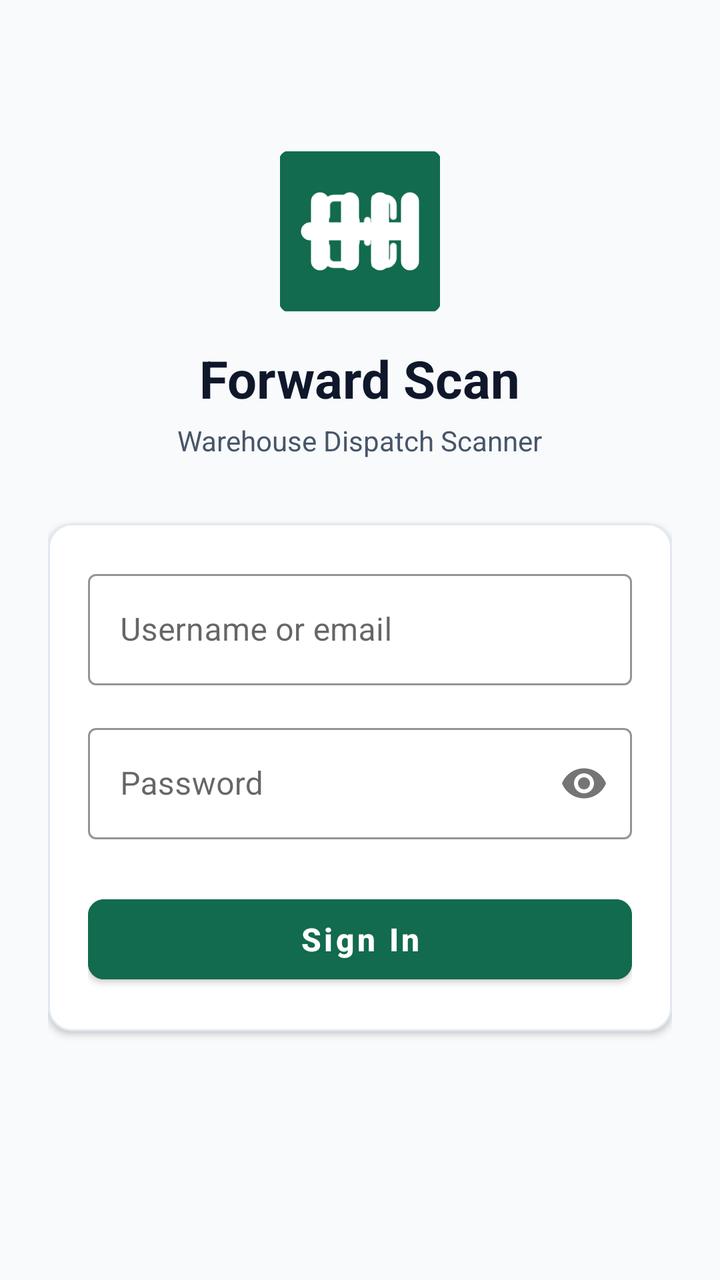
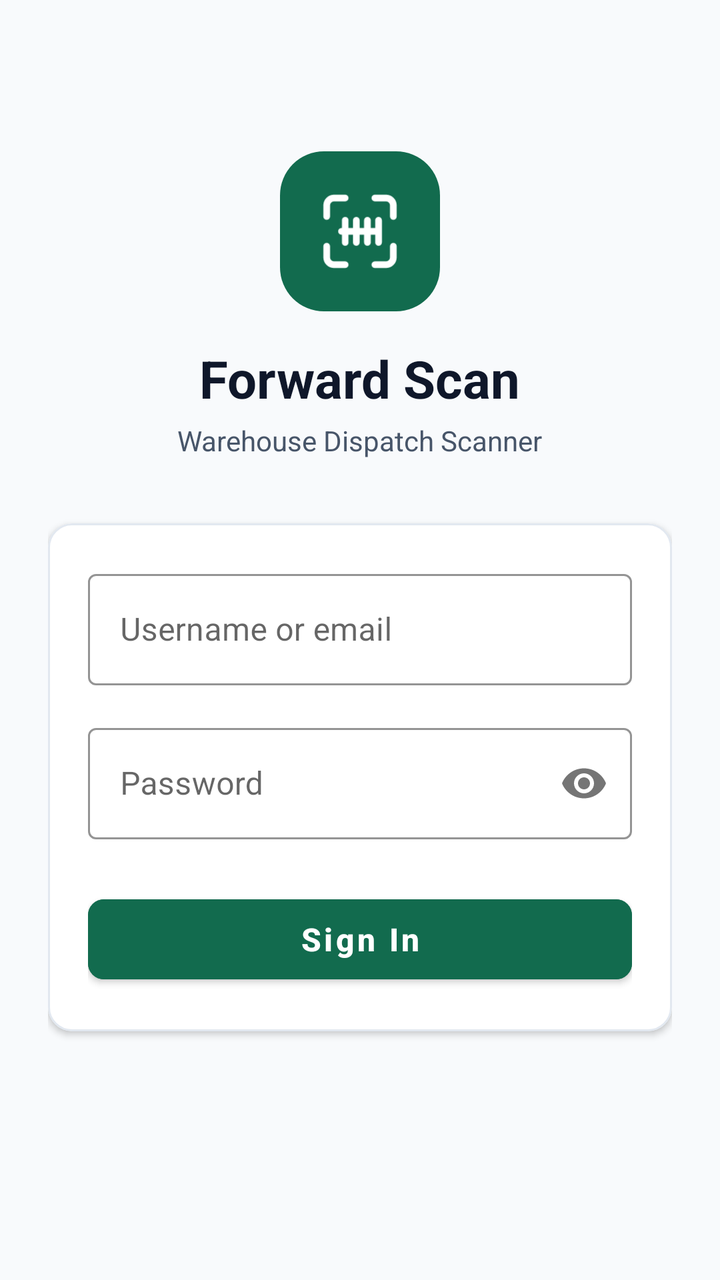

Screens rendered from an Android XML layout before and after an edit, with the pre-edit source and the edit as a unified diff.
<!-- AndroidManifest.xml: application theme Theme.ForwardScan -->
<!-- res/layout/activity_login.xml -->
<?xml version="1.0" encoding="utf-8"?>
<ScrollView xmlns:android="http://schemas.android.com/apk/res/android"
    xmlns:app="http://schemas.android.com/apk/res-auto"
    android:layout_width="match_parent"
    android:layout_height="match_parent"
    android:background="@color/background"
    android:fillViewport="true">

    <LinearLayout
        android:layout_width="match_parent"
        android:layout_height="wrap_content"
        android:gravity="center"
        android:orientation="vertical"
        android:padding="24dp">

        <LinearLayout
            android:layout_width="match_parent"
            android:layout_height="wrap_content"
            android:gravity="center"
            android:orientation="vertical">

            <ImageView
                android:layout_width="80dp"
                android:layout_height="80dp"
                android:background="@drawable/splash"
                android:contentDescription="@string/app_name"
                android:src="@drawable/ic_launcher_foreground" />

            <TextView
                android:layout_width="wrap_content"
                android:layout_height="wrap_content"
                android:layout_marginTop="16dp"
                android:text="@string/app_name"
                android:textColor="@color/text_primary"
                android:textSize="26sp"
                android:textStyle="bold" />

            <TextView
                android:layout_width="wrap_content"
                android:layout_height="wrap_content"
                android:layout_marginTop="4dp"
                android:text="@string/app_tagline"
                android:textColor="@color/text_secondary"
                android:textSize="14sp" />
        </LinearLayout>

        <com.google.android.material.card.MaterialCardView
            android:layout_width="match_parent"
            android:layout_height="wrap_content"
            android:layout_marginTop="32dp"
            app:cardBackgroundColor="@color/surface"
            app:cardCornerRadius="12dp"
            app:cardElevation="2dp"
            app:strokeColor="@color/border"
            app:strokeWidth="1dp">

            <LinearLayout
                android:layout_width="match_parent"
                android:layout_height="wrap_content"
                android:orientation="vertical"
                android:padding="20dp">

                <TextView
                    android:id="@+id/tvError"
                    android:layout_width="match_parent"
                    android:layout_height="wrap_content"
                    android:layout_marginBottom="12dp"
                    android:background="@drawable/splash"
                    android:backgroundTint="@color/verdict_stop_bg"
                    android:padding="10dp"
                    android:textColor="@color/verdict_stop"
                    android:textSize="13sp"
                    android:visibility="gone" />

                <com.google.android.material.textfield.TextInputLayout
                    android:id="@+id/tilUsername"
                    style="@style/Widget.MaterialComponents.TextInputLayout.OutlinedBox"
                    android:layout_width="match_parent"
                    android:layout_height="wrap_content"
                    android:hint="@string/username_or_email_hint"
                    app:boxStrokeColor="@color/colorPrimary"
                    app:hintTextColor="@color/colorPrimary">

                    <com.google.android.material.textfield.TextInputEditText
                        android:id="@+id/etUsername"
                        android:layout_width="match_parent"
                        android:layout_height="wrap_content"
                        android:inputType="textEmailAddress"
                        android:maxLines="1"
                        android:minHeight="48dp"
                        android:textColor="@color/text_primary" />
                </com.google.android.material.textfield.TextInputLayout>

                <com.google.android.material.textfield.TextInputLayout
                    android:id="@+id/tilPassword"
                    style="@style/Widget.MaterialComponents.TextInputLayout.OutlinedBox"
                    android:layout_width="match_parent"
                    android:layout_height="wrap_content"
                    android:layout_marginTop="16dp"
                    android:hint="@string/password_hint"
                    app:boxStrokeColor="@color/colorPrimary"
                    app:hintTextColor="@color/colorPrimary"
                    app:passwordToggleEnabled="true">

                    <com.google.android.material.textfield.TextInputEditText
                        android:id="@+id/etPassword"
                        android:layout_width="match_parent"
                        android:layout_height="wrap_content"
                        android:inputType="textPassword"
                        android:maxLines="1"
                        android:minHeight="48dp"
                        android:textColor="@color/text_primary" />
                </com.google.android.material.textfield.TextInputLayout>

                <com.google.android.material.button.MaterialButton
                    android:id="@+id/btnSignIn"
                    android:layout_width="match_parent"
                    android:layout_height="52dp"
                    android:layout_marginTop="24dp"
                    android:backgroundTint="@color/colorPrimary"
                    android:text="@string/sign_in_button"
                    android:textAllCaps="false"
                    android:textColor="@color/text_on_primary"
                    android:textSize="16sp"
                    android:textStyle="bold"
                    app:cornerRadius="8dp" />

                <ProgressBar
                    android:id="@+id/progressLogin"
                    android:layout_width="32dp"
                    android:layout_height="32dp"
                    android:layout_gravity="center"
                    android:layout_marginTop="16dp"
                    android:indeterminateTint="@color/colorPrimary"
                    android:visibility="gone" />

            </LinearLayout>
        </com.google.android.material.card.MaterialCardView>

        <TextView
            android:id="@+id/tvVersionInfo"
            android:layout_width="wrap_content"
            android:layout_height="wrap_content"
            android:layout_marginTop="32dp"
            android:textColor="@color/text_muted"
            android:textSize="12sp" />

    </LinearLayout>
</ScrollView>
<!-- resources referenced by this layout -->
<resources>
  <color name="background">#F8FAFC</color>
  <color name="border">#E2E8F0</color>
  <color name="colorPrimary">#126B4E</color>
  <color name="surface">#FFFFFF</color>
  <color name="text_muted">#94A3B8</color>
  <color name="text_on_primary">#FFFFFF</color>
  <color name="text_primary">#0F172A</color>
  <color name="text_secondary">#475569</color>
  <color name="verdict_stop">#B91C1C</color>
  <color name="verdict_stop_bg">#FEF2F2</color>
  <!-- drawable ic_launcher_foreground (drawable) -->
  <?xml version="1.0" encoding="utf-8"?>
  <vector xmlns:android="http://schemas.android.com/apk/res/android"
      android:width="108dp"
      android:height="108dp"
      android:viewportWidth="108"
      android:viewportHeight="108">
      <group
          android:scaleX="2.5"
          android:scaleY="2.5"
          android:translateX="24"
          android:translateY="24">
          <path
              android:fillColor="#00000000"
              android:pathData="M3,8 V5 A2,2 0 0 1 5,3 H8 M16,3 H19 A2,2 0 0 1 21,5 V8 M21,16 V19 A2,2 0 0 1 19,21 H16 M8,21 H5 A2,2 0 0 1 3,19 V16"
              android:strokeColor="#FFFFFF"
              android:strokeLineCap="round"
              android:strokeLineJoin="round"
              android:strokeWidth="1.8" />
          <path
              android:fillColor="#00000000"
              android:pathData="M7,12 H17 M8,9 V15 M11,9 V15 M14,9 V15 M17,9 V15"
              android:strokeColor="#FFFFFF"
              android:strokeLineCap="round"
              android:strokeLineJoin="round"
              android:strokeWidth="1.8" />
      </group>
  </vector>
  <!-- drawable splash (drawable) -->
  <?xml version="1.0" encoding="utf-8"?>
  <layer-list xmlns:android="http://schemas.android.com/apk/res/android">
      <item android:drawable="@color/ic_launcher_background" />
      <item
          android:width="216dp"
          android:height="216dp"
          android:drawable="@drawable/ic_launcher_foreground"
          android:gravity="center" />
  </layer-list>
  <string name="app_name">Forward Scan</string>
  <string name="app_tagline">Warehouse Dispatch Scanner</string>
  <string name="password_hint">Password</string>
  <string name="sign_in_button">Sign In</string>
  <string name="username_or_email_hint">Username or email</string>
  <style name="Theme.ForwardScan" parent="Theme.MaterialComponents.Light.NoActionBar">
          <item name="colorPrimary">@color/colorPrimary</item>
          <item name="colorPrimaryDark">@color/colorPrimaryDark</item>
          <item name="colorAccent">@color/colorAccent</item>
          <item name="android:windowBackground">@color/background</item>
          <item name="android:statusBarColor">@color/colorPrimaryDark</item>
          <item name="android:navigationBarColor">@color/background</item>
      </style>
  <color name="ic_launcher_background">#126B4E</color>
  <color name="colorPrimaryDark">#0D553D</color>
  <color name="colorAccent">#126B4E</color>
</resources>

<!-- the commit's change to res/layout/activity_login.xml (unified diff, before → after) -->
@@ -22,7 +22,7 @@
             <ImageView
                 android:layout_width="80dp"
                 android:layout_height="80dp"
-                android:background="@drawable/splash"
+                android:background="@drawable/bg_logo"
                 android:contentDescription="@string/app_name"
                 android:src="@drawable/ic_launcher_foreground" />
 
@@ -65,7 +65,7 @@
                     android:layout_width="match_parent"
                     android:layout_height="wrap_content"
                     android:layout_marginBottom="12dp"
-                    android:background="@drawable/splash"
+                    android:background="@drawable/bg_round_card"
                     android:backgroundTint="@color/verdict_stop_bg"
                     android:padding="10dp"
                     android:textColor="@color/verdict_stop"
<!-- resource entries referenced after the edit -->
@@ -10,6 +10,20 @@
   <color name="text_secondary">#475569</color>
   <color name="verdict_stop">#B91C1C</color>
   <color name="verdict_stop_bg">#FEF2F2</color>
+  <!-- drawable bg_logo (drawable) -->
+  <?xml version="1.0" encoding="utf-8"?>
+  <shape xmlns:android="http://schemas.android.com/apk/res/android"
+      android:shape="rectangle">
+      <corners android:radius="22dp" />
+      <solid android:color="@color/ic_launcher_background" />
+  </shape>
+  <!-- drawable bg_round_card (drawable) -->
+  <?xml version="1.0" encoding="utf-8"?>
+  <shape xmlns:android="http://schemas.android.com/apk/res/android"
+      android:shape="rectangle">
+      <corners android:radius="10dp" />
+      <solid android:color="#FFFFFFFF" />
+  </shape>
   <!-- drawable ic_launcher_foreground (drawable) -->
   <?xml version="1.0" encoding="utf-8"?>
   <vector xmlns:android="http://schemas.android.com/apk/res/android"
@@ -38,16 +52,6 @@
               android:strokeWidth="1.8" />
       </group>
   </vector>
-  <!-- drawable splash (drawable) -->
-  <?xml version="1.0" encoding="utf-8"?>
-  <layer-list xmlns:android="http://schemas.android.com/apk/res/android">
-      <item android:drawable="@color/ic_launcher_background" />
-      <item
-          android:width="216dp"
-          android:height="216dp"
-          android:drawable="@drawable/ic_launcher_foreground"
-          android:gravity="center" />
-  </layer-list>
   <string name="app_name">Forward Scan</string>
   <string name="app_tagline">Warehouse Dispatch Scanner</string>
   <string name="password_hint">Password</string>
